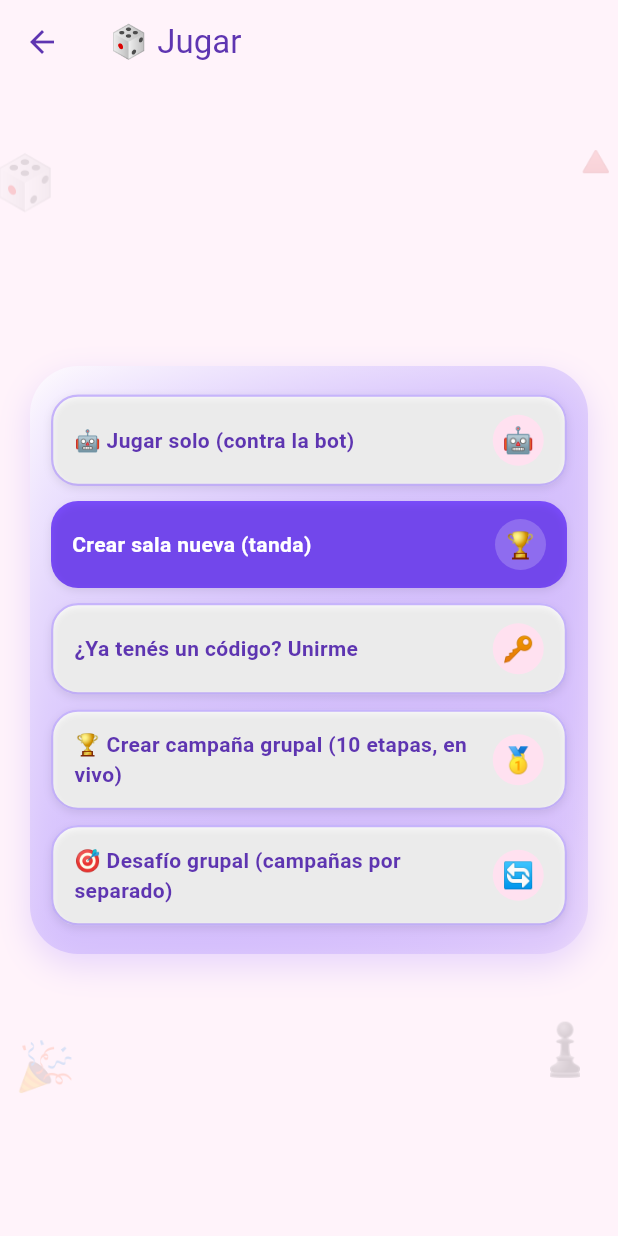
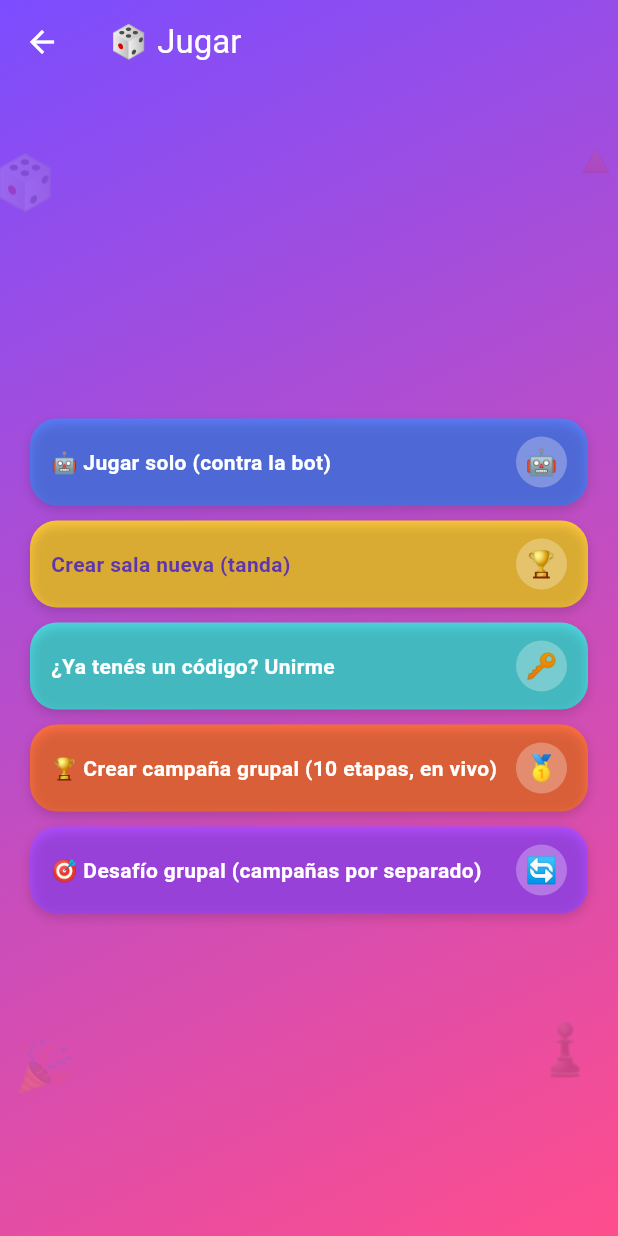
Before and after one commit to solucioneselectromedicassj-ai/La-oca-, a Flutter app: the LobbyScreen screen opened directly with empty values, after a tap on "🎲 Jugar", on a phone screen of 412 x 824 dp. Run offline on Flutter 3.47's test engine with Material 3 defaults, Android fonts, the phone set to English and light mode, and no system bars; our stand-ins replace audioplayers, share_plus, shared_preferences, supabase_flutter; missing offline and left inert: onesignal_flutter, realtime_client; accounts and stored records are empty; network calls fail; Roboto replaces fonts that are missing (Georgia).

Commit message:
Lobby y Amigos con paleta más viva, tipo bloques de color
Fondo con degradé violeta/fucsia en vez del parchment pastel, y cada
acción del lobby con su propio color sólido (estilo referencia
compartida por el usuario), en vez de todo blanco/violeta.

```diff
--- a/ocaland_flutter/lib/screens/lobby_screen.dart
+++ b/ocaland_flutter/lib/screens/lobby_screen.dart
@@ -219,29 +219,29 @@ class _LobbyScreenState extends State<LobbyScreen> {
 
   void _abrirJugar() {
     _pushPanel('🎲 Jugar', [
-      _AccionRow(label: '🤖 Jugar solo (contra la bot)', emoji: '🤖', onTap: _jugarSolo),
-      _AccionRow(label: 'Crear sala nueva (tanda)', emoji: '🏆', destacado: true, onTap: _crearSala),
-      _AccionRow(label: '¿Ya tenés un código? Unirme', emoji: '🔑', onTap: _unirseSala),
-      _AccionRow(label: '🏆 Crear campaña grupal (10 etapas, en vivo)', emoji: '🥇', onTap: _crearCampanaGrupal),
-      _AccionRow(label: '🎯 Desafío grupal (campañas por separado)', emoji: '🔄', onTap: _desafioGrupal),
+      _AccionRow(label: '🤖 Jugar solo (contra la bot)', emoji: '🤖', color: AppColors.indigo, onTap: _jugarSolo),
+      _AccionRow(label: 'Crear sala nueva (tanda)', emoji: '🏆', color: AppColors.gold, textOscuro: true, onTap: _crearSala),
+      _AccionRow(label: '¿Ya tenés un código? Unirme', emoji: '🔑', color: AppColors.turquoise, onTap: _unirseSala),
+      _AccionRow(label: '🏆 Crear campaña grupal (10 etapas, en vivo)', emoji: '🥇', color: AppColors.coral, onTap: _crearCampanaGrupal),
+      _AccionRow(label: '🎯 Desafío grupal (campañas por separado)', emoji: '🔄', color: AppColors.magenta, onTap: _desafioGrupal),
     ]);
   }
 
   void _abrirBonus() {
     _pushPanel('🎁 Bonus', [
-      _AccionRow(label: '🎰 Ruleta de bonus diaria (multiplicador)', emoji: '🎰', onTap: _girarRuletaBonus),
-      _AccionRow(label: '📲 Compartir Ocaland (+15 🪙 hoy)', emoji: '📲', onTap: _compartirApp),
-      _AccionRow(label: '🎯 Tanda de cuestionados (ganá sellos)', emoji: '🎖️', destacado: true, onTap: _tandaCuestionados),
-      _AccionRow(label: '🎮 Minijuegos (ganá monedas)', emoji: '🪙', destacado: true, onTap: _minijuegosBonus),
+      _AccionRow(label: '🎰 Ruleta de bonus diaria (multiplicador)', emoji: '🎰', color: AppColors.sky, onTap: _girarRuletaBonus),
+      _AccionRow(label: '📲 Compartir Ocaland (+15 🪙 hoy)', emoji: '📲', color: AppColors.turquoise, onTap: _compartirApp),
+      _AccionRow(label: '🎯 Tanda de cuestionados (ganá sellos)', emoji: '🎖️', color: AppColors.gold, textOscuro: true, onTap: _tandaCuestionados),
+      _AccionRow(label: '🎮 Minijuegos (ganá monedas)', emoji: '🪙', color: AppColors.coral, onTap: _minijuegosBonus),
     ]);
   }
 
   void _abrirCuenta() {
     _pushPanel('👤 Cuenta', [
-      _AccionRow(label: '📊 Mi perfil', emoji: '📊', onTap: () => Navigator.of(context).push(MaterialPageRoute(builder: (_) => PerfilScreen(usuario: widget.usuario)))),
-      _AccionRow(label: '👥 Mis amigos', emoji: '👥', onTap: () => Navigator.of(context).push(MaterialPageRoute(builder: (_) => AmigosScreen(usuario: widget.usuario)))),
-      _AccionRow(label: '🏆 Ranking', emoji: '🏆', onTap: () => Navigator.of(context).push(MaterialPageRoute(builder: (_) => RankingScreen(usuario: widget.usuario)))),
-      _AccionRow(label: '🎮 Mis partidas', emoji: '🎮', onTap: () => Navigator.of(context).push(MaterialPageRoute(builder: (_) => MisPartidasScreen(usuario: widget.usuario)))),
+      _AccionRow(label: '📊 Mi perfil', emoji: '📊', color: AppColors.indigo, onTap: () => Navigator.of(context).push(MaterialPageRoute(builder: (_) => PerfilScreen(usuario: widget.usuario)))),
+      _AccionRow(label: '👥 Mis amigos', emoji: '👥', color: AppColors.fuchsia, onTap: () => Navigator.of(context).push(MaterialPageRoute(builder: (_) => AmigosScreen(usuario: widget.usuario)))),
+      _AccionRow(label: '🏆 Ranking', emoji: '🏆', color: AppColors.gold, textOscuro: true, onTap: () => Navigator.of(context).push(MaterialPageRoute(builder: (_) => RankingScreen(usuario: widget.usuario)))),
+      _AccionRow(label: '🎮 Mis partidas', emoji: '🎮', color: AppColors.turquoise, onTap: () => Navigator.of(context).push(MaterialPageRoute(builder: (_) => MisPartidasScreen(usuario: widget.usuario)))),
     ]);
   }
 
@@ -250,9 +250,14 @@ class _LobbyScreenState extends State<LobbyScreen> {
   void _pushPanel(String titulo, List<Widget> filas) {
     Navigator.of(context).push(MaterialPageRoute(
       builder: (_) => Scaffold(
-        backgroundColor: AppColors.parchment,
-        appBar: AppBar(backgroundColor: AppColors.parchment, elevation: 0, foregroundColor: AppColors.violetDark, title: Text(titulo)),
-        body: SafeArea(
+        backgroundColor: Colors.transparent,
+        extendBodyBehindAppBar: true,
+        appBar: AppBar(backgroundColor: Colors.transparent, elevation: 0, foregroundColor: Colors.white, title: Text(titulo)),
+        body: Container(
+          decoration: const BoxDecoration(
+            gradient: LinearGradient(begin: Alignment.topLeft, end: Alignment.bottomRight, colors: AppColors.heroGradient),
+          ),
+          child: SafeArea(
             child: Stack(
               children: [
                 const _FondoDecorado(),
@@ -269,14 +274,19 @@ class _LobbyScreenState extends State<LobbyScreen> {
             ),
           ),
         ),
+      ),
     ));
   }
 
   @override
   Widget build(BuildContext context) {
     return Scaffold(
-      backgroundColor: AppColors.parchment,
-      body: SafeArea(
+      backgroundColor: Colors.transparent,
+      body: Container(
+        decoration: const BoxDecoration(
+          gradient: LinearGradient(begin: Alignment.topLeft, end: Alignment.bottomRight, colors: AppColors.heroGradient),
+        ),
+        child: SafeArea(
           child: Stack(
             children: [
               const _FondoDecorado(),
@@ -288,7 +298,7 @@ class _LobbyScreenState extends State<LobbyScreen> {
                     Stack(
                       clipBehavior: Clip.none,
                       children: [
-                      IconButton(icon: const Icon(Icons.mail_outline, color: AppColors.violetDark, size: 26), onPressed: _abrirBuzon),
+                        IconButton(icon: const Icon(Icons.mail_outline, color: Colors.white, size: 26), onPressed: _abrirBuzon),
                         if (_noLeidos > 0)
                           Positioned(
                             right: 4,
@@ -302,7 +312,7 @@ class _LobbyScreenState extends State<LobbyScreen> {
                       ],
                     ),
                     PopupMenuButton<String>(
-                    icon: const Icon(Icons.more_vert, color: AppColors.violetDark, size: 28),
+                      icon: const Icon(Icons.more_vert, color: Colors.white, size: 28),
                       onSelected: (v) {
                         if (v == 'bonus') _abrirBonus();
                         if (v == 'cuenta') _abrirCuenta();
@@ -325,7 +335,7 @@ class _LobbyScreenState extends State<LobbyScreen> {
                       children: [
                         const _TituloDecorado(),
                         const SizedBox(height: 4),
-                      Text('👋 ¡Hola de nuevo, $_nombre!', style: const TextStyle(color: AppColors.violetDark, fontWeight: FontWeight.w600)),
+                        Text('👋 ¡Hola de nuevo, $_nombre!', style: const TextStyle(color: Colors.white, fontWeight: FontWeight.w600)),
                         const SizedBox(height: 18),
                         if (_mascota != null) _MascotaFaceCaption(estado: _mascota!, onTap: _abrirMascota),
                         const SizedBox(height: 26),
@@ -333,7 +343,8 @@ class _LobbyScreenState extends State<LobbyScreen> {
                           width: 220,
                           child: ElevatedButton(
                             style: ElevatedButton.styleFrom(
-                            backgroundColor: AppColors.violet,
+                              backgroundColor: AppColors.gold,
+                              foregroundColor: AppColors.violetDark,
                               padding: const EdgeInsets.symmetric(vertical: 20),
                               shape: const StadiumBorder(),
                             ),
@@ -349,26 +360,18 @@ class _LobbyScreenState extends State<LobbyScreen> {
             ],
           ),
         ),
+      ),
     );
   }
 
   /// Panel único que agrupa todas las acciones de una sección (antes eran
-  /// pestañas; ahora cada una es su propia pantalla). Bordes bien
-  /// redondeados y sombra suave en vez de un marco grueso, para que no se
-  /// sienta como una caja.
+  /// pestañas; ahora cada una es su propia pantalla). Cada fila es un
+  /// bloque de color sólido distinto (estilo "Tuenti"), directamente sobre
+  /// el fondo vivo, sin una caja envolvente que compita con esos colores.
   Widget _panelAcciones(List<Widget> filas) {
     return SingleChildScrollView(
-      child: Container(
-        padding: const EdgeInsets.all(14),
-        decoration: BoxDecoration(
-          gradient: LinearGradient(
-            begin: Alignment.topLeft,
-            end: Alignment.bottomRight,
-            colors: [Colors.white.withValues(alpha: 0.75), AppColors.violet.withValues(alpha: 0.08)],
-          ),
-          borderRadius: BorderRadius.circular(32),
-          boxShadow: [BoxShadow(color: AppColors.violet.withValues(alpha: 0.18), blurRadius: 18, offset: const Offset(0, 8))],
-        ),
+      child: Padding(
+        padding: const EdgeInsets.only(top: 8),
         child: Column(children: filas),
       ),
     );
@@ -376,22 +379,25 @@ class _LobbyScreenState extends State<LobbyScreen> {
 
 }
 
-/// Fila de acción del lobby: texto a la izquierda, una "medallita" con
-/// emoji decorativo a la derecha. [destacado] resalta la opción principal
-/// de cada pestaña con relleno violeta sólido en vez de blanco con borde.
+/// Fila de acción del lobby: un bloque de color sólido (cada acción con su
+/// propio color, estilo "Tuenti") con el texto a la izquierda y una
+/// "medallita" con emoji decorativo a la derecha. [textOscuro] se usa con
+/// colores claros (como el dorado) donde el texto blanco no contrasta.
 class _AccionRow extends StatelessWidget {
   final String label;
   final String emoji;
-  final bool destacado;
+  final Color color;
+  final bool textOscuro;
   final VoidCallback onTap;
-  const _AccionRow({required this.label, required this.emoji, required this.onTap, this.destacado = false});
+  const _AccionRow({required this.label, required this.emoji, required this.color, required this.onTap, this.textOscuro = false});
 
   @override
   Widget build(BuildContext context) {
+    final textColor = textOscuro ? AppColors.violetDark : Colors.white;
     return Padding(
       padding: const EdgeInsets.symmetric(vertical: 5),
       child: Material(
-        color: destacado ? AppColors.violet : Colors.white,
+        color: color,
         borderRadius: BorderRadius.circular(18),
         child: InkWell(
           borderRadius: BorderRadius.circular(18),
@@ -400,26 +406,19 @@ class _AccionRow extends StatelessWidget {
             padding: const EdgeInsets.symmetric(horizontal: 14, vertical: 12),
             decoration: BoxDecoration(
               borderRadius: BorderRadius.circular(18),
-              border: destacado ? null : Border.all(color: AppColors.violet.withValues(alpha: 0.4), width: 1.5),
-              boxShadow: [BoxShadow(color: Colors.black.withValues(alpha: 0.08), blurRadius: 4, offset: const Offset(0, 2))],
+              boxShadow: [BoxShadow(color: Colors.black.withValues(alpha: 0.15), blurRadius: 6, offset: const Offset(0, 3))],
             ),
             child: Row(
               children: [
                 Expanded(
-                  child: Text(
-                    label,
-                    style: TextStyle(fontWeight: FontWeight.bold, fontSize: 14, color: destacado ? Colors.white : AppColors.violetDark),
-                  ),
+                  child: Text(label, style: TextStyle(fontWeight: FontWeight.bold, fontSize: 14, color: textColor)),
                 ),
                 const SizedBox(width: 10),
                 Container(
                   width: 34,
                   height: 34,
                   alignment: Alignment.center,
-                  decoration: BoxDecoration(
-                    color: destacado ? Colors.white.withValues(alpha: 0.2) : AppColors.parchmentDark,
-                    shape: BoxShape.circle,
-                  ),
+                  decoration: BoxDecoration(color: Colors.white.withValues(alpha: 0.28), shape: BoxShape.circle),
                   child: Text(emoji, style: const TextStyle(fontSize: 17)),
                 ),
               ],
@@ -459,8 +458,12 @@ class _MascotaFaceCaption extends StatelessWidget {
         children: [
           estado.secuestrada ? const Text('🏹', style: TextStyle(fontSize: 68)) : OcaFace(estado: estado, size: 88),
           if (leyenda != null) ...[
-            const SizedBox(height: 4),
-            Text(leyenda, style: const TextStyle(fontSize: 12.5, color: AppColors.violetDark, fontWeight: FontWeight.w600)),
+            const SizedBox(height: 6),
+            Container(
+              padding: const EdgeInsets.symmetric(horizontal: 12, vertical: 5),
+              decoration: BoxDecoration(color: Colors.white, borderRadius: BorderRadius.circular(20)),
+              child: Text(leyenda, style: const TextStyle(fontSize: 12.5, color: AppColors.violetDark, fontWeight: FontWeight.w600)),
+            ),
           ],
         ],
       ),
@@ -480,12 +483,22 @@ class _TituloDecorado extends StatelessWidget {
       child: Stack(
         clipBehavior: Clip.none,
         alignment: Alignment.center,
-        children: const [
-          Positioned(left: 4, top: 2, child: Text('🎲', style: TextStyle(fontSize: 20))),
-          Positioned(right: 2, top: -4, child: Text('🏅', style: TextStyle(fontSize: 18))),
-          Positioned(right: 26, bottom: -2, child: Text('⭐', style: TextStyle(fontSize: 14))),
-          Positioned(left: 28, bottom: -4, child: Text('🎉', style: TextStyle(fontSize: 16))),
-          Center(child: Text('Ocaland', style: TextStyle(fontSize: 32, fontWeight: FontWeight.w900, color: AppColors.violetDark))),
+        children: [
+          const Positioned(left: 4, top: 2, child: Text('🎲', style: TextStyle(fontSize: 20))),
+          const Positioned(right: 2, top: -4, child: Text('🏅', style: TextStyle(fontSize: 18))),
+          const Positioned(right: 26, bottom: -2, child: Text('⭐', style: TextStyle(fontSize: 14))),
+          const Positioned(left: 28, bottom: -4, child: Text('🎉', style: TextStyle(fontSize: 16))),
+          Center(
+            child: Text(
+              'Ocaland',
+              style: TextStyle(
+                fontSize: 32,
+                fontWeight: FontWeight.w900,
+                color: Colors.white,
+                shadows: [Shadow(color: Colors.black.withValues(alpha: 0.25), blurRadius: 6, offset: const Offset(0, 2))],
+              ),
+            ),
+          ),
         ],
       ),
     );
--- a/ocaland_flutter/lib/theme/app_colors.dart
+++ b/ocaland_flutter/lib/theme/app_colors.dart
@@ -28,6 +28,11 @@ class AppColors {
   static const tokenColors = <Color>[
     violet, fuchsia, Color(0xFF3D8BFD), amber, magenta, green,
   ];
+
+  /// Fondo vivo tipo "Tuenti" (bloques de color planos) para las pantallas
+  /// principales, en vez del parchment pastel — pedido explícito de que la
+  /// app se sienta "más colorida".
+  static const heroGradient = <Color>[violet, fuchsia];
 
   static const cellColors = <String, Color>{
     'meta': fuchsia,
```
Also changed, not shown: ocaland_flutter/lib/screens/amigos_screen.dart (+45 -20 lines). Lines whose indentation alone changed are shown as unchanged.
